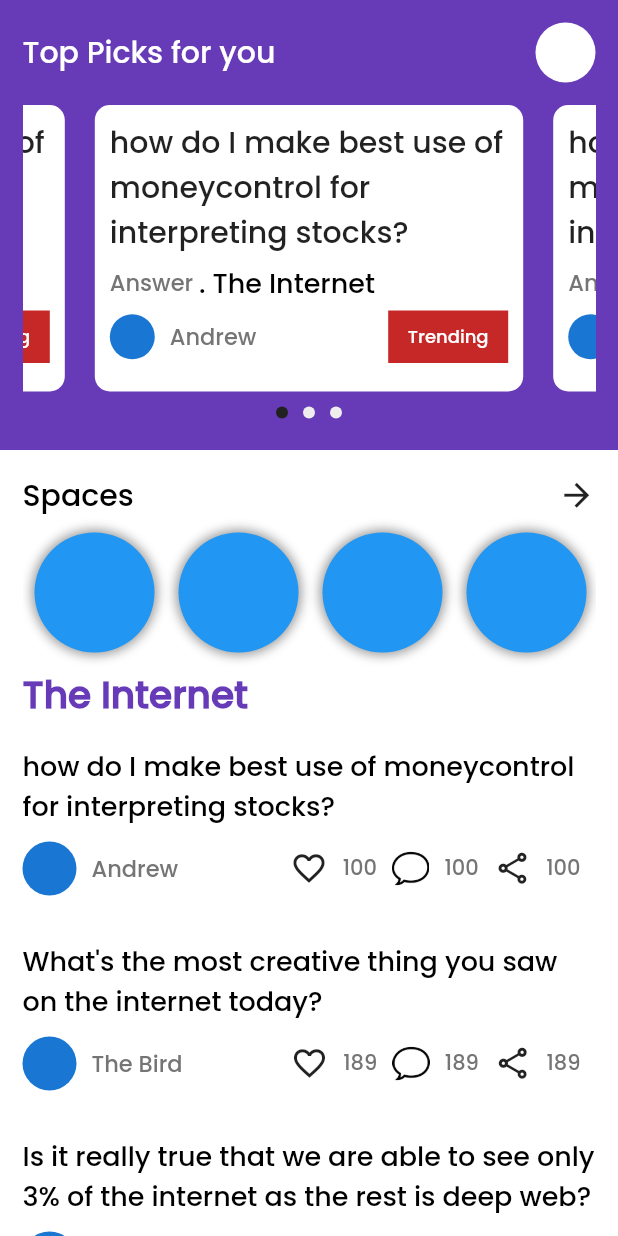
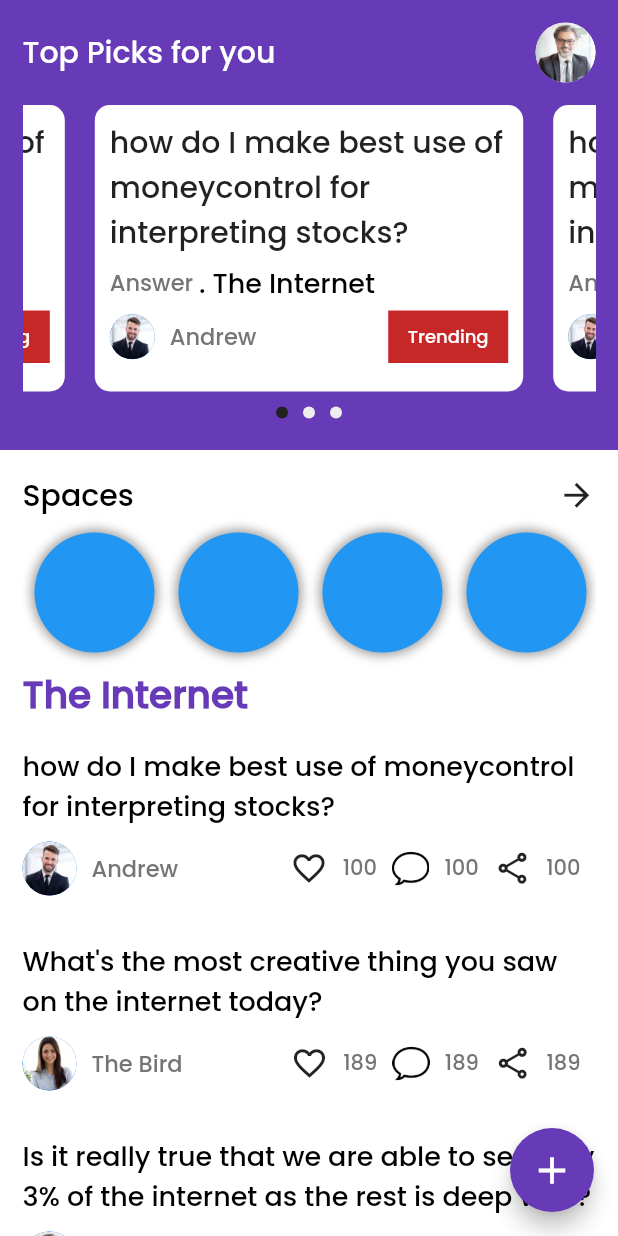
Before and after one commit to Mitun-at-work/ayu_hub, a Flutter app: the screen it shows after launch, on a phone screen of 412 x 824 dp. Run offline on Flutter 3.47's test engine with Material 2 defaults, Android fonts, the light colour scheme and no system bars; drawn by our look-alikes of carousel_slider, smooth_page_indicator.

Commit message:
forum update

```diff
--- a/lib/features/ui/forum/data/forumdata.dart
+++ b/lib/features/ui/forum/data/forumdata.dart
@@ -1,7 +1,6 @@
 List chats = [
   {
-    "profileUrl":
-        "https://t3.ftcdn.net/jpg/02/43/12/34/360_F_243123463_zTooub557xEWABDLk0jJklDyLSGl2jrr.jpg",
+    "profileUrl": "assets/images/person(1).jpeg",
     "profileName": "Andrew",
     "likes": "300",
     "shares": "100",
@@ -9,8 +8,7 @@ List chats = [
     "text": "how do I make best use of moneycontrol for interpreting stocks? ",
   },
   {
-    "profileUrl":
-        "https://cdn2.psychologytoday.com/assets/styles/manual_crop_1_91_1_1528x800/public/field_blog_entry_images/2018-09/shutterstock_648907024.jpg?itok=7lrLYx-B",
+    "profileUrl": "assets/images/person(2).jpeg",
     "profileName": "The Bird",
     "likes": "200",
     "shares": "189",
@@ -18,8 +16,7 @@ List chats = [
     "text": "What's the most creative thing you saw on the internet today?",
   },
   {
-    "profileUrl":
-        "https://upload.wikimedia.org/wikipedia/commons/thumb/a/a0/Pierre-Person.jpg/800px-Pierre-Person.jpg",
+    "profileUrl": "assets/images/person(3).jpeg",
     "profileName": "Michael Coargue",
     "likes": "139",
     "shares": "29",
--- a/lib/features/ui/forum/forum.dart
+++ b/lib/features/ui/forum/forum.dart
@@ -15,6 +15,14 @@ class _ForumScreenState extends State<ForumScreen> {
   @override
   Widget build(BuildContext context) {
     return Scaffold(
+      floatingActionButton: FloatingActionButton(
+        backgroundColor: Colors.deepPurple,
+        onPressed: () {},
+        child: const Icon(
+          Icons.add,
+          size: 30,
+        ),
+      ),
       backgroundColor: Colors.white,
       body: SafeArea(
         child: SingleChildScrollView(
@@ -28,13 +36,13 @@ class _ForumScreenState extends State<ForumScreen> {
                 decoration: const BoxDecoration(
                   color: Colors.deepPurple,
                 ),
-                child: const Padding(
-                  padding: EdgeInsets.all(15.0),
+                child: Padding(
+                  padding: const EdgeInsets.all(15.0),
                   child: Column(
                     children: [
                       Row(
                         children: [
-                          Text(
+                          const Text(
                             "Top Picks for you",
                             style: TextStyle(
                               color: Colors.white,
@@ -42,16 +50,15 @@ class _ForumScreenState extends State<ForumScreen> {
                               fontSize: 20,
                             ),
                           ),
-                          Spacer(),
+                          const Spacer(),
                           CircleAvatar(
                             backgroundColor: Colors.white,
-                            // backgroundImage: NetworkImage(
-                            //     "https://encrypted-tbn0.gstatic.com/images?q=tbn:ANd9GcSK2BRVTOSPX6Kh_LLMNt0Fwa-V0NUI9XIVnw&usqp=CAU"),
+                            backgroundImage: AssetImage(chats[2]["profileUrl"]),
                           ),
                         ],
                       ),
-                      SizedBox(height: 15),
-                      CarouselWidget(),
+                      const SizedBox(height: 15),
+                      const CarouselWidget(),
                     ],
                   ),
                 ),
--- a/lib/features/ui/forum/forum_widgets/carousel.dart
+++ b/lib/features/ui/forum/forum_widgets/carousel.dart
@@ -25,7 +25,7 @@ class _CarouselWidgetState extends State<CarouselWidget> {
         CarouselSlider(
           options: CarouselOptions(
             enableInfiniteScroll: true,
-            autoPlay: true,
+            autoPlay: false,
             autoPlayCurve: Curves.linear,
             autoPlayAnimationDuration: const Duration(milliseconds: 800),
             autoPlayInterval: const Duration(seconds: 2),
--- a/lib/features/ui/forum/forum_widgets/chat.dart
+++ b/lib/features/ui/forum/forum_widgets/chat.dart
@@ -1,3 +1,4 @@
+import 'package:ayu_hub/features/ui/forum/fourumcomments.dart';
 import 'package:flutter/material.dart';
 
 class ChatWidget extends StatefulWidget {
@@ -30,19 +31,25 @@ class _ChatWidgetState extends State<ChatWidget> {
         crossAxisAlignment: CrossAxisAlignment.start,
         mainAxisAlignment: MainAxisAlignment.start,
         children: [
-          Text(
-            widget.inputText,
-            style: const TextStyle(
-              fontSize: 18,
-              color: Colors.black,
+          GestureDetector(
+            onTap: () {
+              Navigator.of(context).push(MaterialPageRoute(
+                  builder: (BuildContext context) => const ForumComment()));
+            },
+            child: Text(
+              widget.inputText,
+              style: const TextStyle(
+                fontSize: 18,
+                color: Colors.black,
+              ),
             ),
           ),
           const SizedBox(height: 10),
           Row(
             children: [
-              const CircleAvatar(
+              CircleAvatar(
                 radius: 18,
-                // backgroundImage: NetworkImage(widget.imgUrl),
+                backgroundImage: AssetImage(widget.imgUrl),
               ),
               const SizedBox(width: 10),
               Text(
--- a/lib/features/ui/forum/forum_widgets/trending.dart
+++ b/lib/features/ui/forum/forum_widgets/trending.dart
@@ -53,8 +53,11 @@ class ForumTrending extends StatelessWidget {
             const SizedBox(height: 5),
             Row(
               children: [
-                const CircleAvatar(
+                CircleAvatar(
                   radius: 15,
+                  backgroundImage: AssetImage(
+                    chats[0]["profileUrl"],
+                  ),
                 ),
                 const SizedBox(width: 10),
                 Text(
--- /dev/null
+++ b/lib/features/ui/forum/fourumcomments.dart
@@ -0,0 +1,15 @@
+import 'package:flutter/material.dart';
+
+class ForumComment extends StatefulWidget {
+  const ForumComment({super.key});
+
+  @override
+  State<ForumComment> createState() => _ForumCommentState();
+}
+
+class _ForumCommentState extends State<ForumComment> {
+  @override
+  Widget build(BuildContext context) {
+    return const Scaffold();
+  }
+}
```
Also changed, not shown: assets/images/person(1).jpeg (added), assets/images/person(2).jpeg (added), assets/images/person(3).jpeg (added).
